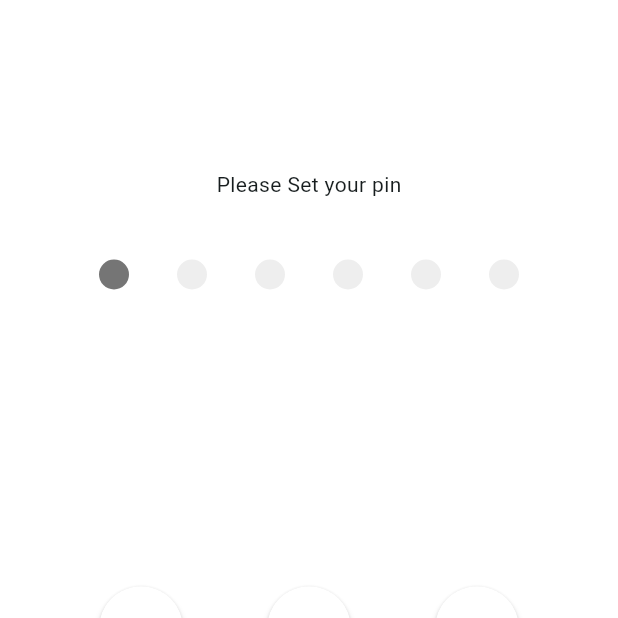
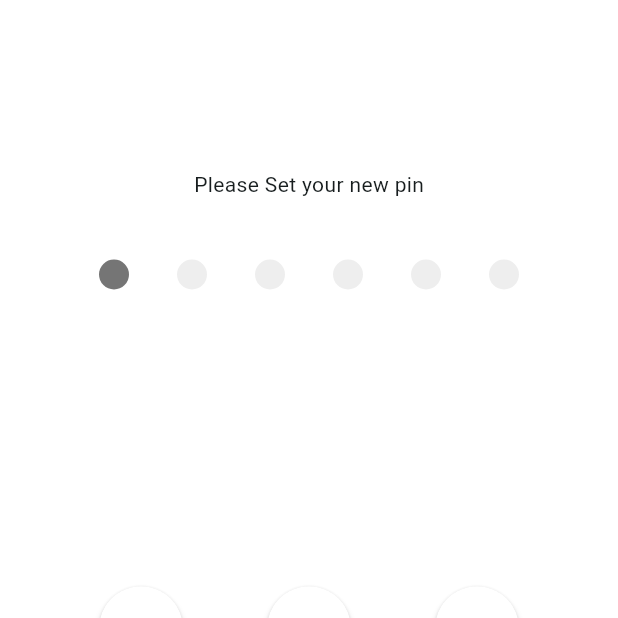
Before and after one commit to ChrisJulLimantoro/my_notes, a Flutter app: the screen it shows after launch, after a tap on an icon or button, on a phone screen of 412 x 824 dp, the top half of it. Run offline on Flutter 3.47's test engine with Material 3 defaults, Android fonts, the phone set to English and light mode, and no system bars; our stand-ins replace hive, hive_flutter; missing offline and left inert: crypt; accounts and stored records are empty.

Commit message:
feat: done all

```diff
--- a/lib/main.dart
+++ b/lib/main.dart
@@ -38,10 +38,10 @@ class MyApp extends StatelessWidget {
           useMaterial3: true,
         ),
         debugShowCheckedModeBanner: false,
-        home: const LockScreen(),
+        home: const LockScreen(stage: 0),
         routes: {
           '/home': (context) => const HomeScreen(),
-          '/lock': (context) => const LockScreen(),
+          '/lock': (context) => const LockScreen(stage: 0),
           '/new': (context) => const DetailScreen(isNew: true),
           '/detail': (context) => const DetailScreen(isNew: false),
         });
--- a/lib/screens/lock.dart
+++ b/lib/screens/lock.dart
@@ -6,7 +6,8 @@ import 'package:hive/hive.dart';
 // import 'package:my_notes/models/note.dart';
 
 class LockScreen extends StatefulWidget {
-  const LockScreen({Key? key}) : super(key: key);
+  final int stage;
+  const LockScreen({Key? key, required this.stage}) : super(key: key);
 
   @override
   State<LockScreen> createState() => _LockScreenState();
@@ -27,6 +28,23 @@ class _LockScreenState extends State<LockScreen> {
     } else {
       pass = box.get('pin');
     }
+
+    if (widget.stage == 2) {
+      isSetup = 1;
+    }
+  }
+
+  // function for setting menu
+  void launchSettingsMenu(BuildContext context) {
+    showModalBottomSheet(
+      context: context,
+      enableDrag: true,
+      isDismissible: true,
+      elevation: 1,
+      useSafeArea: false,
+      scrollControlDisabledMaxHeightRatio: 1,
+      builder: (BuildContext context) => const LockScreen(stage: 2),
+    );
   }
 
   void addPin(BuildContext context, String value) async {
@@ -71,8 +89,11 @@ class _LockScreenState extends State<LockScreen> {
         });
         await Future.delayed(const Duration(seconds: 1));
         if (Crypt(pass).match(pin.trim())) {
-          debugPrint("hello");
-          Navigator.pushReplacementNamed(context, '/home');
+          if (widget.stage == 1) {
+            launchSettingsMenu(context);
+          } else {
+            Navigator.pushReplacementNamed(context, '/home');
+          }
         }
         setState(() {
           pin = '';
@@ -122,11 +143,11 @@ class _LockScreenState extends State<LockScreen> {
           children: [
             const Spacer(),
             Text(
-              box.get('pin') != null
+              box.get('pin') != null && (widget.stage == 0 || widget.stage == 1)
                   ? 'Please Enter your pin'
                   : isSetup == 1
-                      ? "Please Set your pin"
-                      : "Please Confirm your pin",
+                      ? "Please Set your new pin"
+                      : "Please Confirm your new pin",
             ),
             const SizedBox(height: 24.0),
             Row(
```
Also changed, not shown: lib/screens/home.dart (+15 -6 lines).
